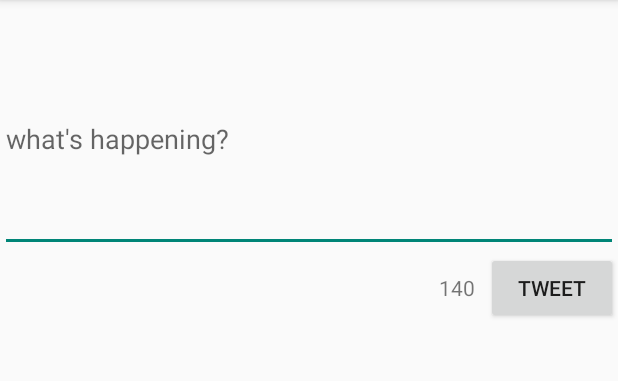
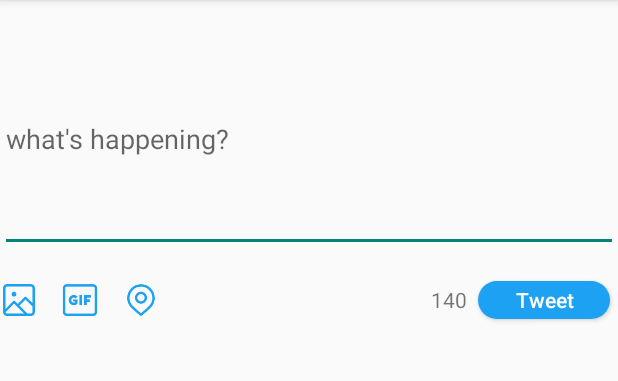
Before and after one commit to maycui/MySimpleTweets, an Android app: the ComposeActivity screen opened directly, with no data from a screen before it, on a phone screen of 412 x 824 dp, the part 84-465 px from its top. Run offline under Robolectric (Android 15) with nearby library versions, the phone set to English and light mode, and no system bars; libraries missing offline, so code that uses them is left out: com.loopj.android, com.raizlabs.android, cz.msebera.android, org.parceler; 1 statement that could not run was skipped.

Commit message:
images embedded, icons tinted

```diff
--- a/app/src/main/java/com/codepath/apps/restclienttemplate/ComposeActivity.java
+++ b/app/src/main/java/com/codepath/apps/restclienttemplate/ComposeActivity.java
@@ -1,6 +1,9 @@
 package com.codepath.apps.restclienttemplate;
 
+import android.content.Context;
 import android.content.Intent;
+import android.graphics.PorterDuff;
+import android.graphics.PorterDuffColorFilter;
 import android.os.Bundle;
 import android.support.v7.app.AppCompatActivity;
 import android.text.Editable;
@@ -9,6 +12,7 @@ import android.util.Log;
 import android.view.View;
 import android.widget.Button;
 import android.widget.EditText;
+import android.widget.ImageView;
 import android.widget.TextView;
 import android.widget.Toast;
 
@@ -25,12 +29,16 @@ import cz.msebera.android.httpclient.Header;
 public class ComposeActivity extends AppCompatActivity {
 
     private TwitterClient client;
+    Context context;
     EditText editText;
     TextView charCount;
     Tweet newTweet;
     View view;
     String screenName;
     String uid;
+    ImageView png;
+    ImageView gif;
+    ImageView location;
 
     public final String SCREEN_NAME = "screenname";
     public final String TWEET_ID = "tweetid";
@@ -40,6 +48,7 @@ public class ComposeActivity extends AppCompatActivity {
     protected void onCreate(Bundle savedInstanceState) {
         super.onCreate(savedInstanceState);
         setContentView(R.layout.activity_compose);
+        context = this;
 
 
         Intent intent = getIntent();
@@ -50,6 +59,19 @@ public class ComposeActivity extends AppCompatActivity {
         editText = (EditText) findViewById(R.id.editText);
         charCount = (TextView) findViewById(R.id.charCount);
         charCount.setText(String.valueOf(140));
+
+
+        png = (ImageView) findViewById(R.id.png);
+        gif = (ImageView) findViewById(R.id.gif);
+        location = (ImageView) findViewById(R.id.location);
+
+
+        //setting tints
+        int highlightColor = context.getResources().getColor(R.color.brightblue);
+        PorterDuffColorFilter colorFilter = new PorterDuffColorFilter(highlightColor, PorterDuff.Mode.SRC_ATOP);
+        png.getDrawable().setColorFilter(colorFilter);
+        gif.getDrawable().setColorFilter(colorFilter);
+        location.getDrawable().setColorFilter(colorFilter);
 
         if (screenName != null) {
             editText.setText("@" + screenName);
--- a/app/src/main/java/com/codepath/apps/restclienttemplate/TweetDetailsActivity.java
+++ b/app/src/main/java/com/codepath/apps/restclienttemplate/TweetDetailsActivity.java
@@ -21,6 +21,7 @@ public class TweetDetailsActivity extends AppCompatActivity {
     ImageView ProfileImage;
     TextView screenName;
     TextView tvBody;
+
 
     @Override
     protected void onCreate(Bundle savedInstanceState) {
--- /dev/null
+++ b/app/src/main/res/drawable-hdpi/tweet_butto.xml
@@ -0,0 +1,15 @@
+<?xml version="1.0" encoding="utf-8"?>
+<selector xmlns:android="http://schemas.android.com/apk/res/android">
+
+
+        <item>
+            <shape android:shape="rectangle">
+                <!--apply button background transparent, full opacity-->
+                <solid android:color="@color/brightblue"/>
+                <!--make button border solid color, nontransparent-->
+                <corners android:radius="20dp"/>
+            </shape>
+        </item>
+
+
+</selector>
--- a/app/src/main/res/layout/activity_compose.xml
+++ b/app/src/main/res/layout/activity_compose.xml
@@ -19,14 +19,18 @@
         android:layout_alignParentStart="true"></EditText>
 
 
-
     <Button
         android:id="@+id/tweetB"
+        style="@style/Widget.AppCompat.Button.Colored"
         android:layout_width="wrap_content"
-        android:layout_height="wrap_content"
+        android:layout_height="25dp"
         android:layout_alignParentEnd="true"
         android:layout_below="@+id/editText"
-        android:text="Tweet" />
+        android:layout_marginRight="5dp"
+        android:layout_marginTop="19dp"
+        android:background="@drawable/tweet_butto"
+        android:text="Tweet"
+        android:textAllCaps="false" />
 
     <TextView
         android:id="@+id/charCount"
@@ -38,4 +42,30 @@
         android:layout_alignBottom="@+id/tweetB"
         android:layout_toStartOf="@+id/tweetB" />
 
+    <ImageView
+        android:id="@+id/png"
+        android:layout_width="25dp"
+        android:layout_height="25dp"
+        android:layout_alignBottom="@+id/tweetB"
+        android:layout_alignParentStart="true"
+        android:layout_marginRight="15dp"
+        app:srcCompat="@drawable/ic_vector_photo_stroke" />
+
+    <ImageView
+        android:id="@+id/gif"
+        android:layout_width="25dp"
+        android:layout_height="25dp"
+        android:layout_alignTop="@+id/png"
+        android:layout_toEndOf="@+id/png"
+        android:layout_marginRight="15dp"
+        app:srcCompat="@drawable/ic_vector_gif_pill_stroke" />
+
+    <ImageView
+        android:id="@+id/location"
+        android:layout_width="25dp"
+        android:layout_height="25dp"
+        android:layout_alignTop="@+id/gif"
+        android:layout_toEndOf="@+id/gif"
+        app:srcCompat="@drawable/ic_vector_location_stroke" />
+
 </RelativeLayout>
--- a/app/src/main/res/values/colors.xml
+++ b/app/src/main/res/values/colors.xml
@@ -1,6 +1,6 @@
 <?xml version="1.0" encoding="utf-8"?>
 <resources>
-    <color name="grey">#6D7E8C</color>
+    <color name="grey">#6d7e8c</color>
     <color name="white">#ffffff</color>
     <color name="black">#000000</color>
     <color name="logoblue">#00aced</color>
```
Also changed, not shown: app/src/main/java/com/codepath/apps/restclienttemplate/TweetAdapter.java (+21 -0 lines), app/src/main/java/com/codepath/apps/restclienttemplate/models/Tweet.java (+14 -0 lines), app/src/main/res/layout/item_tweet.xml (+22 -7 lines).
